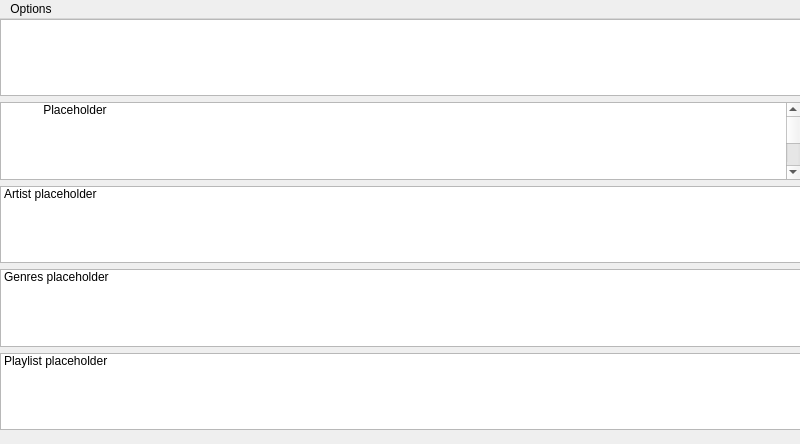
Old version of the form musicwindow.ui in the repository gidzzz/openmediaplayer.
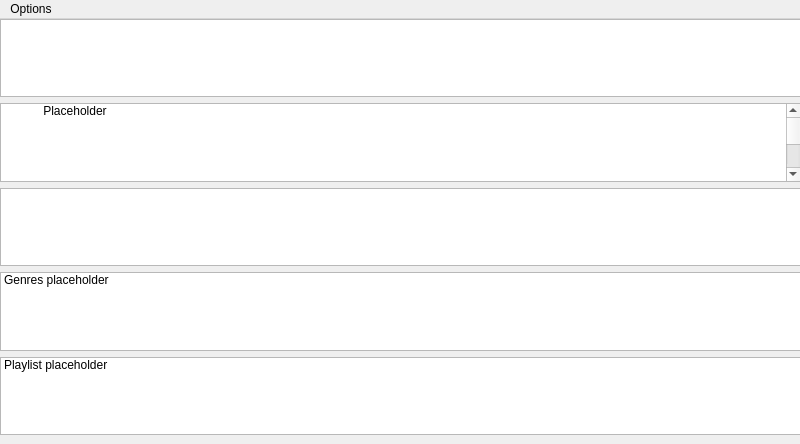
New version of the form. Custom widgets are drawn as their Qt base class.

Commit message: Added MAFW source support to list artists.

```diff
--- a/musicwindow.ui
+++ b/musicwindow.ui
@@ -20,7 +20,7 @@
       <x>0</x>
       <y>0</y>
       <width>801</width>
-      <height>411</height>
+      <height>416</height>
      </rect>
     </property>
     <layout class="QVBoxLayout" name="songsLayout">
@@ -96,11 +96,6 @@
        <property name="alternatingRowColors">
         <bool>true</bool>
        </property>
-       <item>
-        <property name="text">
-         <string>Artist placeholder</string>
-        </property>
-       </item>
       </widget>
      </item>
      <item>
```
The commit also changes 2 other files.
